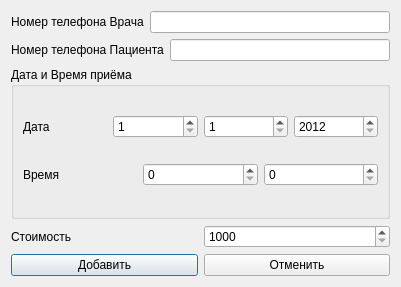
Above: addappointmentdialog.ui from skrine525/fefu-fds-coursework before the change. Below: the same form after it.
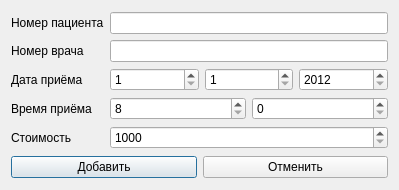
That is the form after the change.

Commit message: Updated Open/Save system

The edit to the form file:
```diff
--- a/addappointmentdialog.ui
+++ b/addappointmentdialog.ui
@@ -6,8 +6,8 @@
    <rect>
     <x>0</x>
     <y>0</y>
-    <width>401</width>
-    <height>287</height>
+    <width>399</width>
+    <height>190</height>
    </rect>
   </property>
   <property name="windowTitle">
@@ -15,48 +15,40 @@
   </property>
   <layout class="QVBoxLayout" name="verticalLayout_2">
    <item>
-    <layout class="QHBoxLayout" name="horizontalLayoutDoctorPhone">
-     <item>
+    <layout class="QGridLayout" name="gridLayoutAppointmentForm">
+     <item row="3" column="0">
+      <widget class="QLabel" name="labelAppointmentTime">
+       <property name="text">
+        <string>Время приёма</string>
+       </property>
+      </widget>
+     </item>
+     <item row="0" column="0">
+      <widget class="QLabel" name="labelPatientPhone">
+       <property name="text">
+        <string>Номер пациента</string>
+       </property>
+      </widget>
+     </item>
+     <item row="1" column="0">
       <widget class="QLabel" name="labelDoctorPhone">
        <property name="text">
-        <string>Номер телефона Врача</string>
+        <string>Номер врача</string>
        </property>
       </widget>
      </item>
-     <item>
+     <item row="2" column="0">
+      <widget class="QLabel" name="labelAppointmentDate">
+       <property name="text">
+        <string>Дата приёма</string>
+       </property>
+      </widget>
+     </item>
+     <item row="1" column="1">
       <widget class="QLineEdit" name="lineEditDoctorPhone"/>
      </item>
-    </layout>
-   </item>
-   <item>
-    <layout class="QHBoxLayout" name="horizontalLayoutPatientPhone">
-     <item>
-      <widget class="QLabel" name="labelPatientPhone">
-       <property name="text">
-        <string>Номер телефона Пациента</string>
-       </property>
-      </widget>
-     </item>
-     <item>
-      <widget class="QLineEdit" name="lineEditPatientPhone"/>
-     </item>
-    </layout>
-   </item>
-   <item>
-    <widget class="QGroupBox" name="groupBoxAppointmentDatetime">
-     <property name="title">
-      <string>Дата и Время приёма</string>
-     </property>
-     <layout class="QVBoxLayout" name="verticalLayout_3">
-      <item>
+     <item row="2" column="1">
        <layout class="QHBoxLayout" name="horizontalAppointmentDate">
-        <item>
-         <widget class="QLabel" name="labelAppointmentDate">
-          <property name="text">
-           <string>Дата</string>
-          </property>
-         </widget>
-        </item>
         <item>
          <widget class="QSpinBox" name="spinBoxAppointmentDateDay">
           <property name="minimum">
@@ -89,19 +81,15 @@
         </item>
        </layout>
       </item>
-      <item>
+     <item row="3" column="1">
        <layout class="QHBoxLayout" name="horizontalLayoutAppointmentTime">
-        <item>
-         <widget class="QLabel" name="labelAppointmentTime">
-          <property name="text">
-           <string>Время</string>
-          </property>
-         </widget>
-        </item>
         <item>
          <widget class="QSpinBox" name="spinBoxAppointmentTimeHour">
+         <property name="minimum">
+          <number>8</number>
+         </property>
           <property name="maximum">
-           <number>23</number>
+          <number>17</number>
           </property>
          </widget>
         </item>
@@ -114,19 +102,17 @@
         </item>
        </layout>
       </item>
-     </layout>
-    </widget>
-   </item>
-   <item>
-    <layout class="QHBoxLayout" name="horizontalLayoutAppointmentCost">
-     <item>
+     <item row="0" column="1">
+      <widget class="QLineEdit" name="lineEditPatientPhone"/>
+     </item>
+     <item row="4" column="0">
       <widget class="QLabel" name="labelAppointmentCost">
        <property name="text">
         <string>Стоимость</string>
        </property>
       </widget>
      </item>
-     <item>
+     <item row="4" column="1">
       <widget class="QSpinBox" name="spinBoxAppointmentCost">
        <property name="minimum">
         <number>1000</number>
```
Left out of the diff: 3 changed lines with no effect on the pictures. Lines whose indentation alone changed are shown as unchanged. The commit also changes 1 other file.
